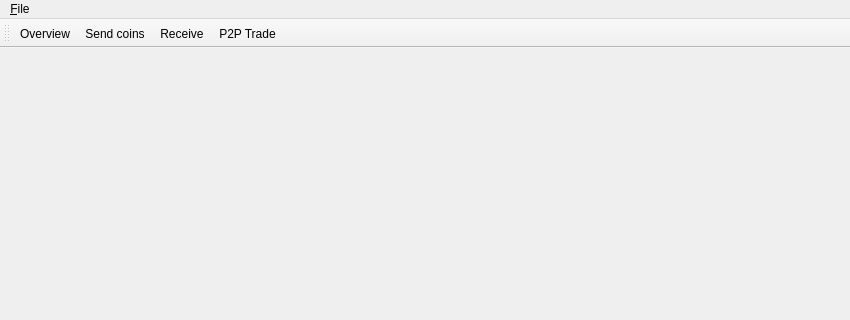
First picture: the form in ui/forms/ngccc.ui, repository chromaway/ngcccbase, before the edit; both pictures show x 0 to 850 and y 0 to 320 of the 850 by 550 pixel window.
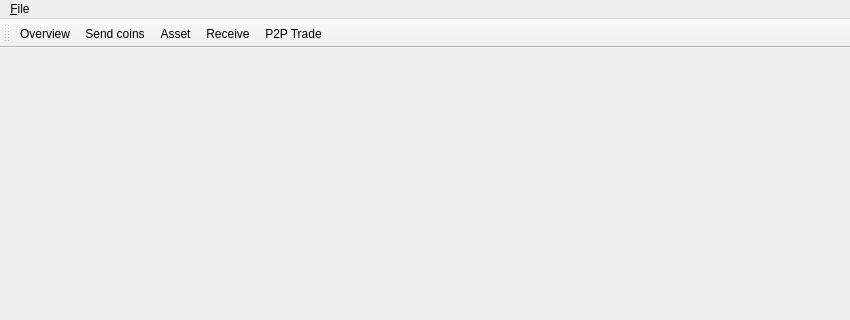
Second picture: the form after the edit. Icons and pictures are not drawn.

Commit message: add asset page

The edit to the form file:
```diff
--- a/ui/forms/ngccc.ui
+++ b/ui/forms/ngccc.ui
@@ -55,6 +55,7 @@
    </attribute>
    <addaction name="actionGotoOverview"/>
    <addaction name="actionGotoSendcoins"/>
+   <addaction name="actionGotoAsset"/>
    <addaction name="actionGotoReceive"/>
    <addaction name="actionP2PTrade"/>
   </widget>
@@ -140,6 +141,17 @@
     <string>rescan</string>
    </property>
   </action>
+  <action name="actionGotoAsset">
+   <property name="checkable">
+    <bool>true</bool>
+   </property>
+   <property name="text">
+    <string>Asset</string>
+   </property>
+   <property name="toolTip">
+    <string>Change to Asset page</string>
+   </property>
+  </action>
  </widget>
  <resources/>
  <connections/>
```
Left out of the diff: 5 changed lines with no effect on the pictures. The commit also changes 7 other files.
